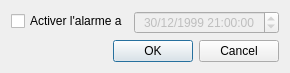
nohal/qtVlm, file src/Ui/dialoghorn.ui: the form before one commit.
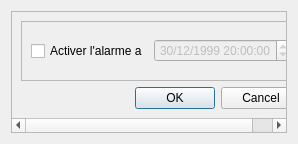
The form after the commit.

```diff
--- a/src/Ui/dialoghorn.ui
+++ b/src/Ui/dialoghorn.ui
@@ -6,22 +6,46 @@
    <rect>
     <x>0</x>
     <y>0</y>
-    <width>290</width>
-    <height>59</height>
+    <width>298</width>
+    <height>144</height>
    </rect>
   </property>
   <property name="windowTitle">
    <string>Parametres de la corne de brume</string>
   </property>
-  <layout class="QFormLayout" name="formLayout">
-   <item row="0" column="0">
+  <layout class="QHBoxLayout" name="horizontalLayout_2">
+   <item>
+    <widget class="QScrollArea" name="scrollArea">
+     <property name="widgetResizable">
+      <bool>true</bool>
+     </property>
+     <widget class="QWidget" name="scrollAreaWidgetContents_2">
+      <property name="geometry">
+       <rect>
+        <x>0</x>
+        <y>0</y>
+        <width>278</width>
+        <height>124</height>
+       </rect>
+      </property>
+      <layout class="QVBoxLayout" name="verticalLayout">
+       <item>
+        <widget class="QFrame" name="frame">
+         <property name="frameShape">
+          <enum>QFrame::StyledPanel</enum>
+         </property>
+         <property name="frameShadow">
+          <enum>QFrame::Raised</enum>
+         </property>
+         <layout class="QHBoxLayout" name="horizontalLayout">
+          <item>
     <widget class="QCheckBox" name="activated">
      <property name="text">
       <string>Activer l'alarme a</string>
      </property>
     </widget>
    </item>
-   <item row="0" column="1">
+          <item>
     <widget class="QDateTimeEdit" name="date">
      <property name="enabled">
       <bool>false</bool>
@@ -31,7 +55,7 @@
      </property>
      <property name="dateTime">
       <datetime>
-       <hour>21</hour>
+              <hour>20</hour>
        <minute>0</minute>
        <second>0</second>
        <year>1999</year>
@@ -47,7 +71,10 @@
      </property>
     </widget>
    </item>
-   <item row="1" column="0" colspan="2">
+         </layout>
+        </widget>
+       </item>
+       <item>
     <widget class="QDialogButtonBox" name="buttonBox">
      <property name="orientation">
       <enum>Qt::Horizontal</enum>
@@ -55,6 +82,10 @@
      <property name="standardButtons">
       <set>QDialogButtonBox::Cancel|QDialogButtonBox::Ok</set>
      </property>
+        </widget>
+       </item>
+      </layout>
+     </widget>
     </widget>
    </item>
   </layout>
```
Lines whose indentation alone changed are shown as unchanged.
